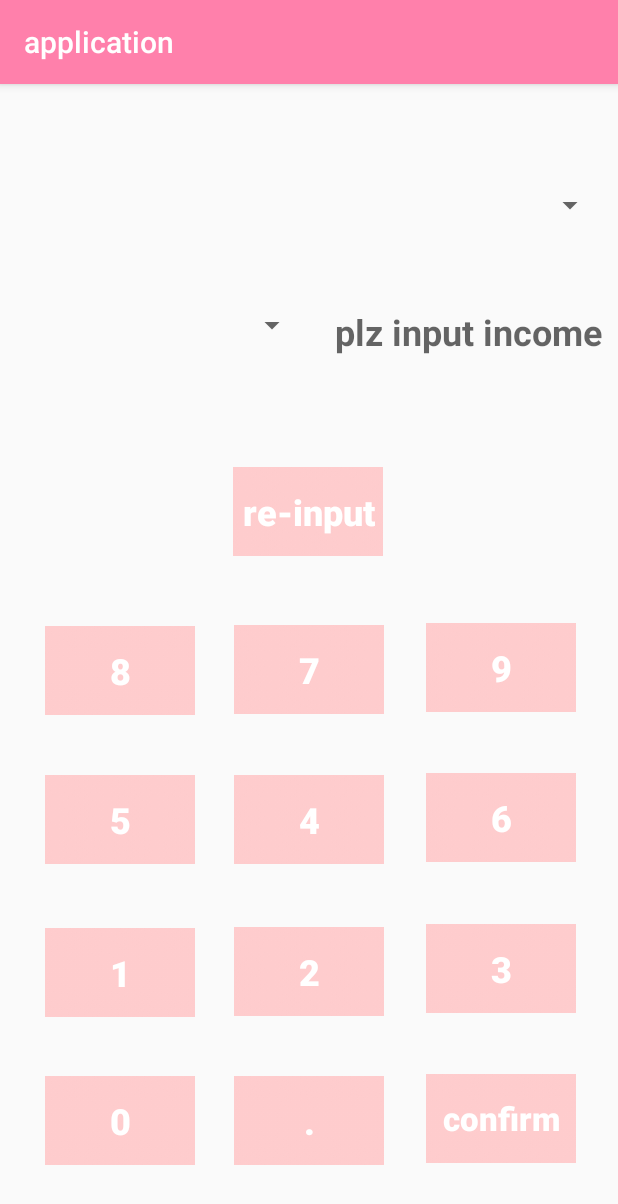
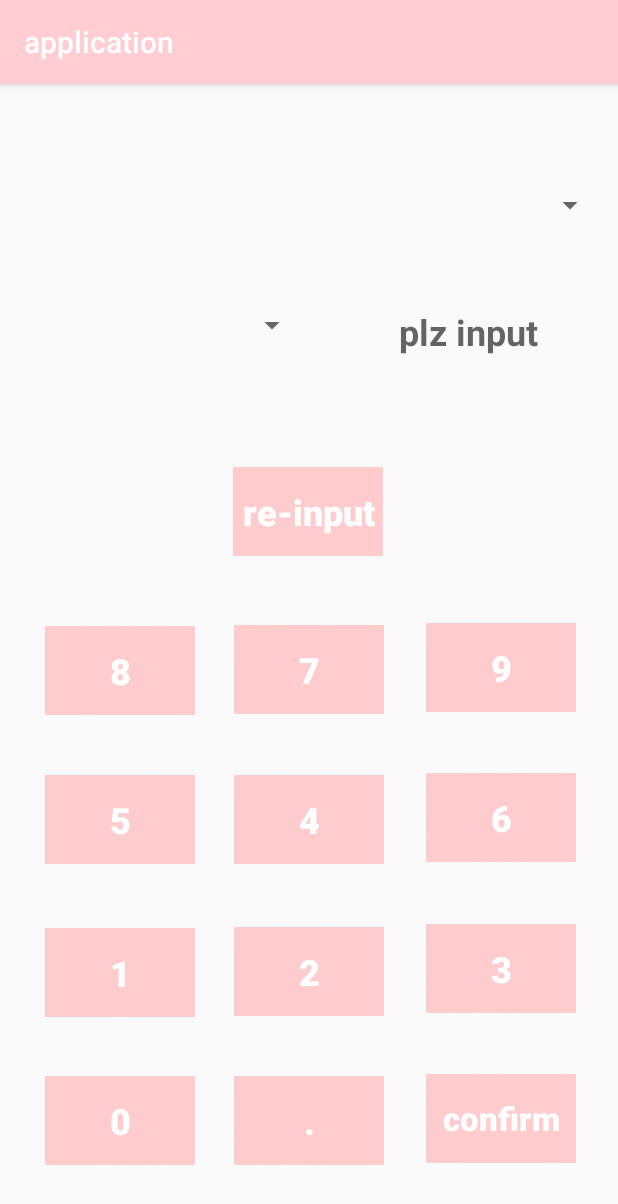
Before and after one commit to ZhaojiaLii/Android-Final-Project-, an Android app: the Income screen opened directly, with no data from a screen before it, on a phone screen of 412 x 824 dp. Shown: the top 1204 px of the screen. Run offline under Robolectric (Android 15) with nearby library versions, the phone set to English and light mode, and no system bars.

Commit message:
change colors

```diff
--- a/app/src/main/res/layout/activity_income.xml
+++ b/app/src/main/res/layout/activity_income.xml
@@ -266,7 +266,7 @@
         android:id="@+id/textView_income"
         android:layout_width="195dp"
         android:layout_height="50dp"
-        android:hint="plz input income"
+        android:hint="plz input"
         android:textAlignment="center"
         android:textSize="24sp"
         android:textStyle="bold"
--- a/app/src/main/res/values/colors.xml
+++ b/app/src/main/res/values/colors.xml
@@ -1,9 +1,9 @@
 <?xml version="1.0" encoding="utf-8"?>
 <resources>
-    <color name="colorPrimary">#ff80ab</color>
-    <color name="colorPrimaryDark">#ff4081</color>
-    <color name="colorAccent">#f8bbd0</color>
-    <color name="windowBackground">#f8bbd0</color>
+    <color name="colorPrimary">#ffcdd2</color>
+    <color name="colorPrimaryDark">#cb9ca1</color>
+    <color name="colorAccent">#ffcdd2</color>
+    <color name="windowBackground">#ffcdd2</color>
     <color name="white">#ffffff</color>
     <color name="darkgray">#6c6c6c</color>
 </resources>
```
